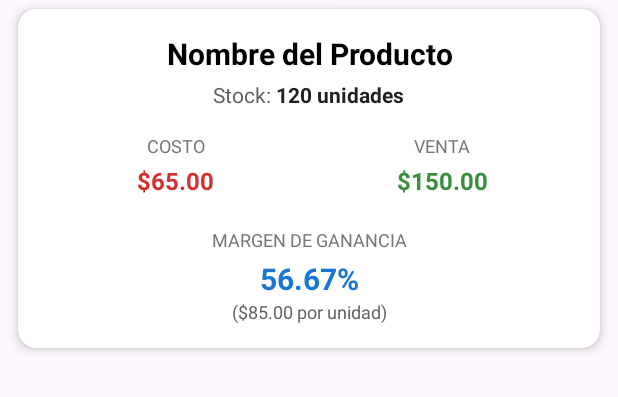
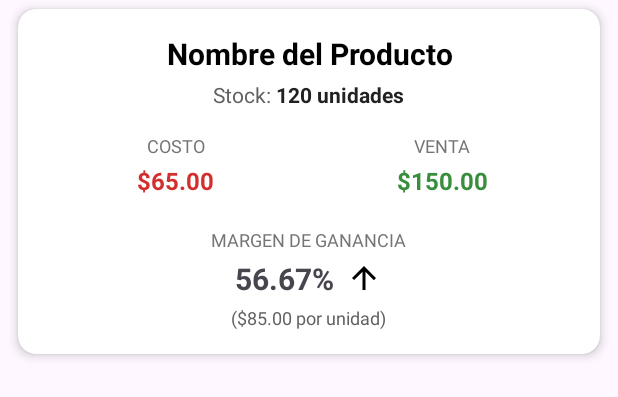
Before and after one commit to Daniel-Dann/AlmaTrack, an Android app: the layout item_product_profitability.xml on its own in the app's theme, with its tools: preview values and no code run, on a phone screen of 412 x 824 dp. Shown: the top 397 px of the screen. Run offline under Robolectric (Android 15) with nearby library versions, the phone set to English and light mode, and no system bars.

Commit message:
V.3.3 6/06/2025 12:27pm / Actualización

```diff
--- /dev/null
+++ b/app/src/main/res/drawable/vector_arrowdown.xml
@@ -0,0 +1,5 @@
+<vector android:height="24dp" android:tint="#000000"
+    android:viewportHeight="24" android:viewportWidth="24"
+    android:width="24dp" xmlns:android="http://schemas.android.com/apk/res/android">
+    <path android:fillColor="@android:color/white" android:pathData="M20,12l-1.41,-1.41L13,16.17V4h-2v12.17l-5.58,-5.59L4,12l8,8 8,-8z"/>
+</vector>
--- /dev/null
+++ b/app/src/main/res/drawable/vector_arrowup.xml
@@ -0,0 +1,5 @@
+<vector android:height="24dp" android:tint="#000000"
+    android:viewportHeight="24" android:viewportWidth="24"
+    android:width="24dp" xmlns:android="http://schemas.android.com/apk/res/android">
+    <path android:fillColor="@android:color/white" android:pathData="M4,12l1.41,1.41L11,7.83V20h2V7.83l5.58,5.59L20,12l-8,-8 -8,8z"/>
+</vector>
--- a/app/src/main/res/layout/item_product_profitability.xml
+++ b/app/src/main/res/layout/item_product_profitability.xml
@@ -55,14 +55,14 @@
                 android:textStyle="bold"/>
         </LinearLayout>
 
-        <!-- Detalles de precios en 2 columnas -->
+        <!-- Detalles de precios -->
         <LinearLayout
             android:layout_width="match_parent"
             android:layout_height="wrap_content"
             android:orientation="horizontal"
             android:weightSum="4">
 
-            <!-- Columna izquierda: Costo -->
+            <!-- Costo -->
             <LinearLayout
                 android:layout_width="0dp"
                 android:layout_height="wrap_content"
@@ -90,7 +90,7 @@
                     android:textStyle="bold"/>
             </LinearLayout>
 
-            <!-- Columna derecha: Venta -->
+            <!-- Venta -->
             <LinearLayout
                 android:layout_width="0dp"
                 android:layout_height="wrap_content"
@@ -124,35 +124,51 @@
             android:layout_width="match_parent"
             android:layout_height="wrap_content"
             android:orientation="vertical"
-            android:paddingTop="12dp">
+            android:paddingTop="12dp"
+            android:gravity="center">
 
             <TextView
-                android:layout_width="match_parent"
+                android:layout_width="wrap_content"
                 android:layout_height="wrap_content"
                 android:text="MARGEN DE GANANCIA"
                 android:textSize="12sp"
                 android:textColor="#757575"
-                android:textAlignment="center"
                 android:paddingBottom="4dp"/>
+
+            <!-- Contenedor para margen y flecha -->
+            <LinearLayout
+                android:layout_width="wrap_content"
+                android:layout_height="wrap_content"
+                android:orientation="horizontal"
+                android:gravity="center">
 
                 <TextView
                     android:id="@+id/tvMargin"
-                android:layout_width="match_parent"
+                    android:layout_width="wrap_content"
                     android:layout_height="wrap_content"
                     android:text="56.67%"
                     android:textSize="20sp"
-                android:textColor="#1976D2"
                     android:textAlignment="center"
                     android:textStyle="bold"/>
 
+                <!-- FLECHA a la derecha del porcentaje -->
+                <ImageView
+                    android:id="@+id/ivArrow"
+                    android:layout_width="24dp"
+                    android:layout_height="24dp"
+                    android:layout_marginStart="8dp"
+                    android:src="@drawable/vector_arrowup" />
+            </LinearLayout>
+
             <TextView
                 android:id="@+id/tvUnitEarnings"
-                android:layout_width="match_parent"
+                android:layout_width="wrap_content"
                 android:layout_height="wrap_content"
                 android:text="($85.00 por unidad)"
                 android:textSize="12sp"
                 android:textColor="#616161"
-                android:textAlignment="center"/>
+                android:textAlignment="center"
+                android:paddingTop="4dp"/>
         </LinearLayout>
     </LinearLayout>
 </androidx.cardview.widget.CardView>
```
Also changed, not shown: app/src/main/java/com/solucionesmejia/almatrack/ReportProductProfitabilityActivity.kt (+29 -0 lines), app/src/main/java/com/solucionesmejia/almatrack/adapter/ProductProfitabilityAdapter.kt (+27 -5 lines), app/src/main/res/layout/activity_report_product_profitability.xml (+45 -11 lines). Lines whose indentation alone changed are shown as unchanged.
